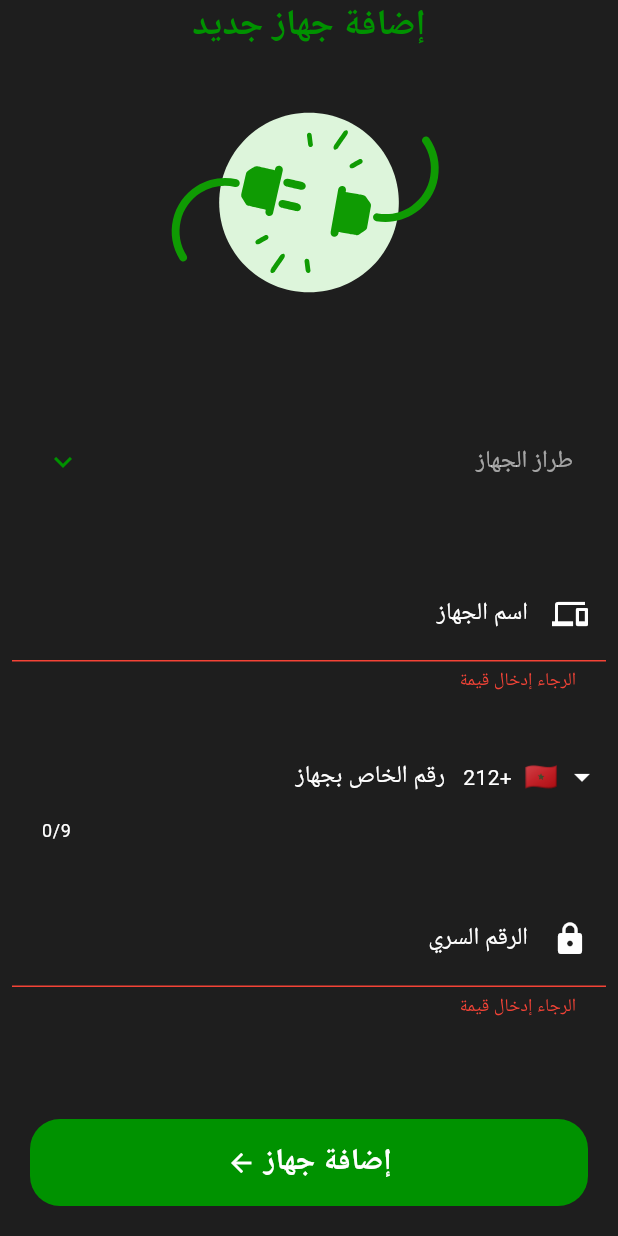
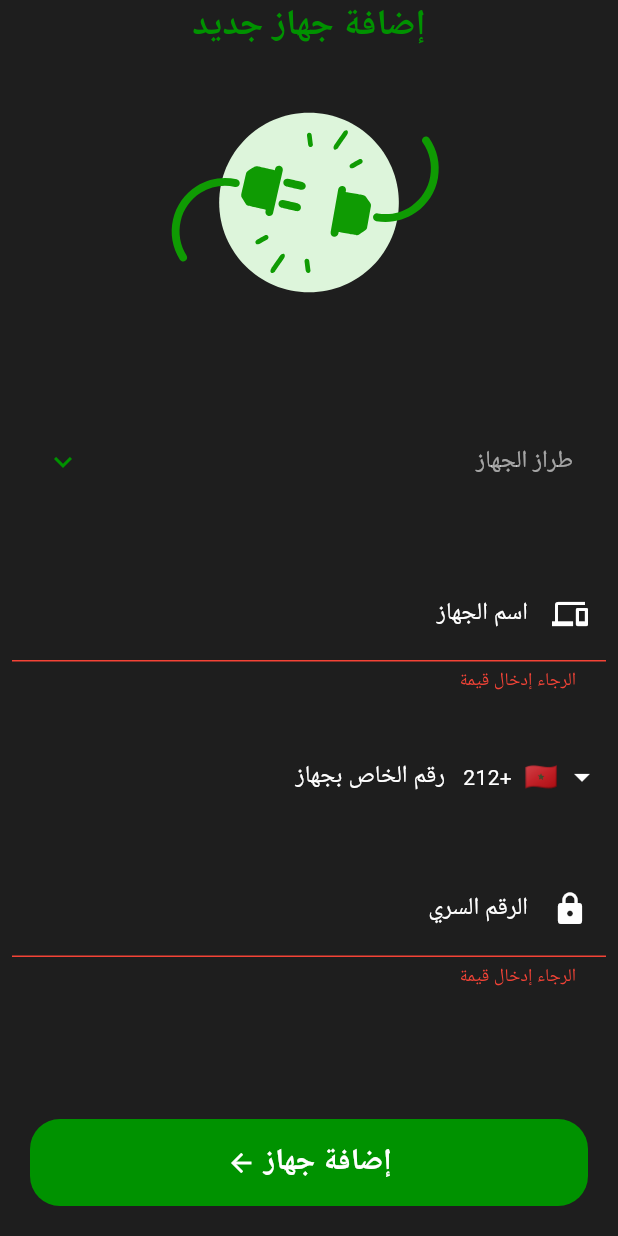
Before and after one commit to AbdElMalek-L/agrosys, a Flutter app: the AddDevicePage screen opened directly, after a tap on "إضافة جهاز", on a phone screen of 412 x 824 dp. Run offline on Flutter 3.47's test engine with Material 3 defaults, Android fonts, the phone set to English and light mode, and no system bars; drawn by our look-alikes of intl_phone_field; our stand-ins replace bloc, flutter_bloc, flutter_slidable, fluttertoast, lottie, shared_preferences and 1 more; missing offline and left inert: flutter_background_messenger, flutter_foreground_task; accounts and stored records are empty.

Commit message:
fixe it i am a mecanic

```diff
--- a/lib/presentation/pages/add_device_page.dart
+++ b/lib/presentation/pages/add_device_page.dart
@@ -2,7 +2,7 @@ import 'package:agrosys/presentation/cubits/device_cubit.dart';
 import 'package:flutter/material.dart';
 import 'package:flutter_bloc/flutter_bloc.dart';
 import 'package:lottie/lottie.dart';
-import 'package:intl_phone_field/intl_phone_field.dart';
+import 'package:intl_phone_field/intl_phone_field.dart'; // Ensure this is imported
 import '../widgets/device_models_card.dart';
 import '../widgets/header.dart';
 
@@ -121,7 +121,7 @@ class _AddDevicePageState extends State<AddDevicePage> {
               'رقم الخاص بجهاز',
               _deviceNumberController,
               icon: Icons.phone_android,
-              isPhone: true,
+              isPhone: true, // Use IntlPhoneField for this one
             ),
             _buildInputField(
               'الرقم السري',
@@ -141,23 +141,23 @@ class _AddDevicePageState extends State<AddDevicePage> {
     bool isPhone = false,
   }) {
     if (isPhone) {
+      // Use IntlPhoneField for phone number input
       return Padding(
         padding: const EdgeInsets.symmetric(horizontal: 8, vertical: 16),
         child: IntlPhoneField(
-          controller: controller,
-          textAlign: TextAlign.right,
+          controller: controller, // Provide the controller
           decoration: InputDecoration(
+            labelText: label,
+            labelStyle: TextStyle(
+              color: Theme.of(context).textTheme.bodyLarge?.color,
+            ),
+            prefixIcon: icon != null ? Icon(icon) : null,
             filled: true,
             fillColor: Theme.of(context).colorScheme.surface,
             contentPadding: const EdgeInsets.symmetric(
               horizontal: 16,
               vertical: 12,
             ),
-            labelText: label,
-            labelStyle: TextStyle(
-              color: Theme.of(context).textTheme.bodyLarge?.color,
-            ),
-            prefixIcon: icon != null ? Icon(icon) : null,
             floatingLabelBehavior: FloatingLabelBehavior.auto,
             enabledBorder: const OutlineInputBorder(
               borderSide: BorderSide(color: Colors.transparent),
@@ -171,14 +171,25 @@ class _AddDevicePageState extends State<AddDevicePage> {
               borderRadius: const BorderRadius.all(Radius.circular(8)),
             ),
           ),
-          initialCountryCode: 'MA',
+          initialCountryCode: 'MA', // Default country code
+          languageCode: 'ar', // Set language if needed for country names
+          disableLengthCheck: true, // Disable internal length check
+          // keyboardType: TextInputType.phone, // Remove explicit keyboard type
           onChanged: (phone) {
+            // Reinstate onChanged to update controller
             controller.text = phone.completeNumber;
+          },
+          validator: (phone) {
+            // Validate using the phone object
+            if (phone == null || phone.number.isEmpty) {
+              return 'الرجاء إدخال رقم هاتف صحيح'; // Please enter a valid phone number
+            }
+            return null;
           },
         ),
       );
-    }
-
+    } else {
+      // Use standard TextFormField for other inputs
       return Padding(
         padding: const EdgeInsets.symmetric(horizontal: 8, vertical: 16),
         child: TextFormField(
@@ -186,16 +197,16 @@ class _AddDevicePageState extends State<AddDevicePage> {
           textAlign: TextAlign.right,
           textDirection: TextDirection.rtl,
           decoration: InputDecoration(
+            labelText: label,
+            labelStyle: TextStyle(
+              color: Theme.of(context).textTheme.bodyLarge?.color,
+            ),
+            prefixIcon: icon != null ? Icon(icon) : null,
             filled: true,
             fillColor: Theme.of(context).colorScheme.surface,
             contentPadding: const EdgeInsets.symmetric(
               horizontal: 16,
               vertical: 12,
-          ),
-          labelText: label,
-          prefixIcon: icon != null ? Icon(icon) : null,
-          labelStyle: TextStyle(
-            color: Theme.of(context).textTheme.bodyLarge?.color,
             ),
             floatingLabelBehavior: FloatingLabelBehavior.auto,
             enabledBorder: const OutlineInputBorder(
@@ -216,13 +227,15 @@ class _AddDevicePageState extends State<AddDevicePage> {
         ),
       );
     }
+  }
 
   void _addDevice(BuildContext context) {
     if (_formKey.currentState!.validate()) {
+      // Ensure the controller text is used when adding the device
       context.read<DeviceCubit>().addDevice(
         _selectedModel ?? 'Unknown',
         _deviceNameController.text,
-        _deviceNumberController.text,
+        _deviceNumberController.text, // Use the controller's text
         _passwordController.text,
       );
       Navigator.pop(context);
--- a/lib/presentation/themes/app_theme.dart
+++ b/lib/presentation/themes/app_theme.dart
@@ -19,7 +19,7 @@ class AppTheme {
       onError: Colors.white,
     ),
     scaffoldBackgroundColor: const Color(0xFFEAF1EA),
-    cardTheme: CardTheme(
+    cardTheme: CardThemeData(
       color: Colors.white,
       elevation: 0,
       shape: RoundedRectangleBorder(borderRadius: BorderRadius.circular(20)),
@@ -45,7 +45,7 @@ class AppTheme {
       onError: Colors.white,
     ),
     scaffoldBackgroundColor: const Color(0xFF121212),
-    cardTheme: CardTheme(
+    cardTheme: CardThemeData(
       color: const Color(0xFF1E1E1E),
       elevation: 0,
       shape: RoundedRectangleBorder(borderRadius: BorderRadius.circular(20)),
```
Also changed, not shown: pubspec.lock, 1 other file. Lines whose indentation alone changed are shown as unchanged.
